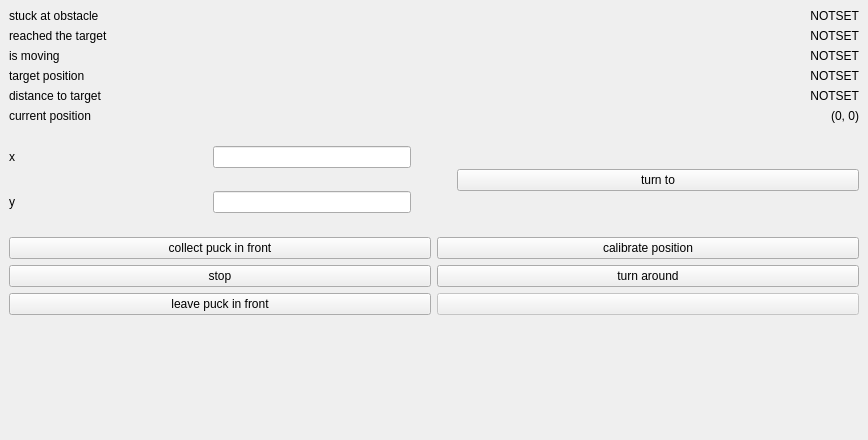
Before: the Qt Designer form layer/view/view.ui in benediktibk/robohockey, drawn with Qt 5.
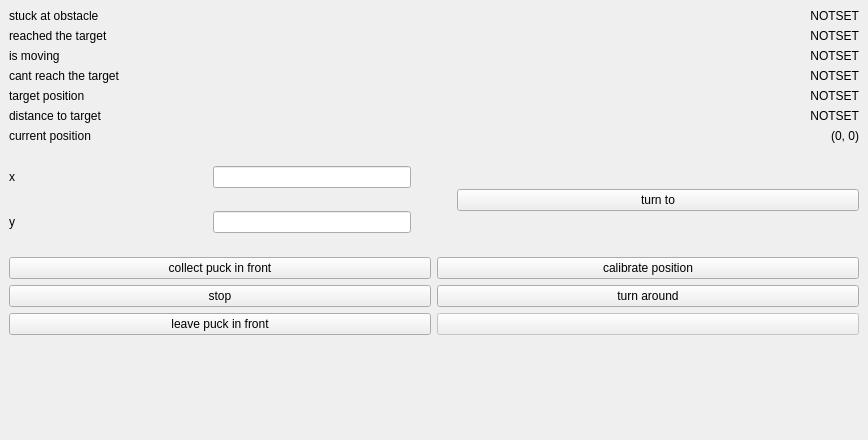
After: the same form once the commit is applied.

Commit message: added cant reach target to the remote control

```diff
--- a/layer/view/view.ui
+++ b/layer/view/view.ui
@@ -19,91 +19,7 @@
      <layout class="QVBoxLayout" name="leftLayout">
       <item>
        <layout class="QGridLayout" name="dataLayout">
-        <item row="4" column="0">
-         <widget class="QLabel" name="targetPositionLabel">
-          <property name="sizePolicy">
-           <sizepolicy hsizetype="Minimum" vsizetype="Preferred">
-            <horstretch>0</horstretch>
-            <verstretch>0</verstretch>
-           </sizepolicy>
-          </property>
-          <property name="text">
-           <string>target position</string>
-          </property>
-         </widget>
-        </item>
-        <item row="2" column="0">
-         <widget class="QLabel" name="reachedTargetLabel">
-          <property name="sizePolicy">
-           <sizepolicy hsizetype="Minimum" vsizetype="Preferred">
-            <horstretch>0</horstretch>
-            <verstretch>0</verstretch>
-           </sizepolicy>
-          </property>
-          <property name="text">
-           <string>reached the target</string>
-          </property>
-         </widget>
-        </item>
-        <item row="4" column="1">
-         <widget class="QLabel" name="targetPosition">
-          <property name="sizePolicy">
-           <sizepolicy hsizetype="Minimum" vsizetype="Preferred">
-            <horstretch>0</horstretch>
-            <verstretch>0</verstretch>
-           </sizepolicy>
-          </property>
-          <property name="text">
-           <string>NOTSET</string>
-          </property>
-          <property name="alignment">
-           <set>Qt::AlignRight|Qt::AlignTrailing|Qt::AlignVCenter</set>
-          </property>
-         </widget>
-        </item>
-        <item row="5" column="1">
-         <widget class="QLabel" name="distanceToTarget">
-          <property name="sizePolicy">
-           <sizepolicy hsizetype="Minimum" vsizetype="Preferred">
-            <horstretch>0</horstretch>
-            <verstretch>0</verstretch>
-           </sizepolicy>
-          </property>
-          <property name="text">
-           <string>NOTSET</string>
-          </property>
-          <property name="alignment">
-           <set>Qt::AlignRight|Qt::AlignTrailing|Qt::AlignVCenter</set>
-          </property>
-         </widget>
-        </item>
-        <item row="5" column="0">
-         <widget class="QLabel" name="distanceToTargetLabel">
-          <property name="sizePolicy">
-           <sizepolicy hsizetype="Minimum" vsizetype="Preferred">
-            <horstretch>0</horstretch>
-            <verstretch>0</verstretch>
-           </sizepolicy>
-          </property>
-          <property name="text">
-           <string>distance to target</string>
-          </property>
-         </widget>
-        </item>
-        <item row="6" column="0">
-         <widget class="QLabel" name="currentPositionLabel">
-          <property name="sizePolicy">
-           <sizepolicy hsizetype="Minimum" vsizetype="Minimum">
-            <horstretch>0</horstretch>
-            <verstretch>0</verstretch>
-           </sizepolicy>
-          </property>
-          <property name="text">
-           <string>current position</string>
-          </property>
-         </widget>
-        </item>
-        <item row="6" column="1">
+        <item row="7" column="1">
          <widget class="QLabel" name="currentPosition">
           <property name="sizePolicy">
            <sizepolicy hsizetype="Minimum" vsizetype="Minimum">
@@ -125,8 +41,8 @@
           </property>
          </widget>
         </item>
-        <item row="2" column="1">
-         <widget class="QLabel" name="reachedTarget">
+        <item row="5" column="0">
+         <widget class="QLabel" name="targetPositionLabel">
           <property name="sizePolicy">
            <sizepolicy hsizetype="Minimum" vsizetype="Preferred">
             <horstretch>0</horstretch>
@@ -134,10 +50,7 @@
            </sizepolicy>
           </property>
           <property name="text">
-           <string>NOTSET</string>
-          </property>
-          <property name="alignment">
-           <set>Qt::AlignRight|Qt::AlignTrailing|Qt::AlignVCenter</set>
+           <string>target position</string>
           </property>
          </widget>
         </item>
@@ -157,8 +70,8 @@
           </property>
          </widget>
         </item>
-        <item row="1" column="0">
-         <widget class="QLabel" name="stuckAtObstacleLabel">
+        <item row="2" column="1">
+         <widget class="QLabel" name="reachedTarget">
           <property name="sizePolicy">
            <sizepolicy hsizetype="Minimum" vsizetype="Preferred">
             <horstretch>0</horstretch>
@@ -166,7 +79,23 @@
            </sizepolicy>
           </property>
           <property name="text">
-           <string>stuck at obstacle</string>
+           <string>NOTSET</string>
+          </property>
+          <property name="alignment">
+           <set>Qt::AlignRight|Qt::AlignTrailing|Qt::AlignVCenter</set>
+          </property>
+         </widget>
+        </item>
+        <item row="6" column="0">
+         <widget class="QLabel" name="distanceToTargetLabel">
+          <property name="sizePolicy">
+           <sizepolicy hsizetype="Minimum" vsizetype="Preferred">
+            <horstretch>0</horstretch>
+            <verstretch>0</verstretch>
+           </sizepolicy>
+          </property>
+          <property name="text">
+           <string>distance to target</string>
           </property>
          </widget>
         </item>
@@ -186,6 +115,77 @@
           </property>
          </widget>
         </item>
+        <item row="2" column="0">
+         <widget class="QLabel" name="reachedTargetLabel">
+          <property name="sizePolicy">
+           <sizepolicy hsizetype="Minimum" vsizetype="Preferred">
+            <horstretch>0</horstretch>
+            <verstretch>0</verstretch>
+           </sizepolicy>
+          </property>
+          <property name="text">
+           <string>reached the target</string>
+          </property>
+         </widget>
+        </item>
+        <item row="7" column="0">
+         <widget class="QLabel" name="currentPositionLabel">
+          <property name="sizePolicy">
+           <sizepolicy hsizetype="Minimum" vsizetype="Minimum">
+            <horstretch>0</horstretch>
+            <verstretch>0</verstretch>
+           </sizepolicy>
+          </property>
+          <property name="text">
+           <string>current position</string>
+          </property>
+         </widget>
+        </item>
+        <item row="5" column="1">
+         <widget class="QLabel" name="targetPosition">
+          <property name="sizePolicy">
+           <sizepolicy hsizetype="Minimum" vsizetype="Preferred">
+            <horstretch>0</horstretch>
+            <verstretch>0</verstretch>
+           </sizepolicy>
+          </property>
+          <property name="text">
+           <string>NOTSET</string>
+          </property>
+          <property name="alignment">
+           <set>Qt::AlignRight|Qt::AlignTrailing|Qt::AlignVCenter</set>
+          </property>
+         </widget>
+        </item>
+        <item row="1" column="0">
+         <widget class="QLabel" name="stuckAtObstacleLabel">
+          <property name="sizePolicy">
+           <sizepolicy hsizetype="Minimum" vsizetype="Preferred">
+            <horstretch>0</horstretch>
+            <verstretch>0</verstretch>
+           </sizepolicy>
+          </property>
+          <property name="text">
+           <string>stuck at obstacle</string>
+          </property>
+         </widget>
+        </item>
+        <item row="6" column="1">
+         <widget class="QLabel" name="distanceToTarget">
+          <property name="sizePolicy">
+           <sizepolicy hsizetype="Minimum" vsizetype="Preferred">
+            <horstretch>0</horstretch>
+            <verstretch>0</verstretch>
+           </sizepolicy>
+          </property>
+          <property name="text">
+           <string>NOTSET</string>
+          </property>
+          <property name="alignment">
+           <set>Qt::AlignRight|Qt::AlignTrailing|Qt::AlignVCenter</set>
+          </property>
+         </widget>
+        </item>
         <item row="3" column="1">
          <widget class="QLabel" name="isMoving">
           <property name="enabled">
@@ -205,6 +205,23 @@
           </property>
          </widget>
         </item>
+        <item row="4" column="0">
+         <widget class="QLabel" name="cantReachTargetLabel">
+          <property name="text">
+           <string>cant reach the target</string>
+          </property>
+         </widget>
+        </item>
+        <item row="4" column="1">
+         <widget class="QLabel" name="cantReachTarget">
+          <property name="text">
+           <string>NOTSET</string>
+          </property>
+          <property name="alignment">
+           <set>Qt::AlignRight|Qt::AlignTrailing|Qt::AlignVCenter</set>
+          </property>
+         </widget>
+        </item>
        </layout>
       </item>
       <item>
```
The commit also changes 6 other files.
